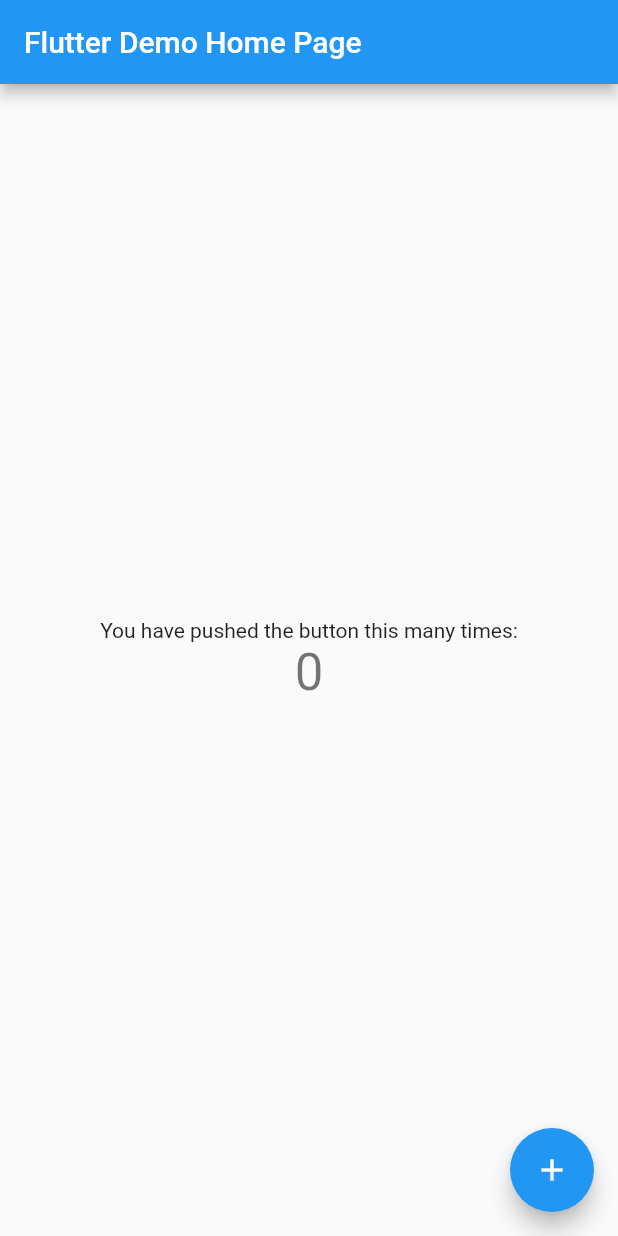
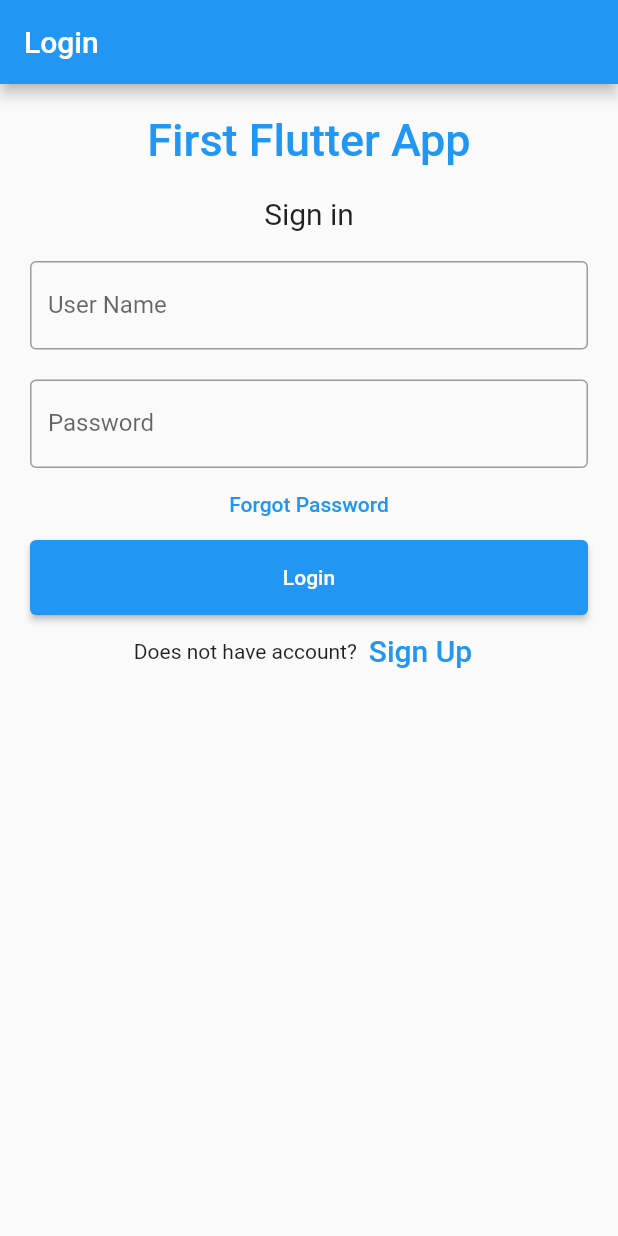
Before and after one commit to PeisoSimone/peiso-simone-module-2, a Flutter app: the screen it shows after launch, on a phone screen of 412 x 824 dp. Run offline on Flutter 3.47's test engine with Material 2 defaults, Android fonts, the light colour scheme and no system bars.

Commit message:
Module-3

```diff
--- /dev/null
+++ b/mtnapp/lib/gallery_screen.dart
@@ -0,0 +1,49 @@
+import 'package:flutter/material.dart';
+
+void main() => runApp(const GalleryScreen());
+
+class GalleryScreen extends StatelessWidget {
+  const GalleryScreen({Key? key}) : super(key: key);
+
+  static const String _title = 'Gallery';
+
+  @override
+  Widget build(BuildContext context) {
+    return MaterialApp(
+      title: _title,
+      home: Scaffold(
+        appBar: AppBar(title: const Text(_title)),
+        body: const MyStatefulWidget(),
+      ),
+    );
+  }
+}
+
+class MyStatefulWidget extends StatefulWidget {
+  const MyStatefulWidget({Key? key}) : super(key: key);
+
+  @override
+  State<MyStatefulWidget> createState() => _MyStatefulWidgetState();
+}
+
+class _MyStatefulWidgetState extends State<MyStatefulWidget> {
+  @override
+  Widget build(BuildContext context) {
+    return Padding(
+        padding: const EdgeInsets.all(10),
+        child: ListView(
+          children: <Widget>[
+            Container(
+                alignment: Alignment.center,
+                padding: const EdgeInsets.all(10),
+                child: const Text(
+                  ' Test Gallery',
+                  style: TextStyle(
+                      color: Colors.blue,
+                      fontWeight: FontWeight.w500,
+                      fontSize: 30),
+                )),
+          ],
+        ));
+  }
+}
--- /dev/null
+++ b/mtnapp/lib/login_screen.dart
@@ -0,0 +1,120 @@
+import 'package:flutter/material.dart';
+import 'package:mtnapp/dashboard_screen.dart';
+import 'package:mtnapp/register_screen.dart';
+
+void main() => runApp(const LoginScreen());
+
+class LoginScreen extends StatelessWidget {
+  const LoginScreen({Key? key}) : super(key: key);
+
+  static const String _title = 'Login';
+
+  @override
+  Widget build(BuildContext context) {
+    return MaterialApp(
+      title: _title,
+      home: Scaffold(
+        appBar: AppBar(title: const Text(_title)),
+        body: const MyStatefulWidget(),
+      ),
+    );
+  }
+}
+
+class MyStatefulWidget extends StatefulWidget {
+  const MyStatefulWidget({Key? key}) : super(key: key);
+
+  @override
+  State<MyStatefulWidget> createState() => _MyStatefulWidgetState();
+}
+
+class _MyStatefulWidgetState extends State<MyStatefulWidget> {
+  TextEditingController nameController = TextEditingController();
+  TextEditingController passwordController = TextEditingController();
+
+  get builder => null;
+
+  @override
+  Widget build(BuildContext context) {
+    return Padding(
+        padding: const EdgeInsets.all(10),
+        child: ListView(
+          children: <Widget>[
+            Container(
+                alignment: Alignment.center,
+                padding: const EdgeInsets.all(10),
+                child: const Text(
+                  'First Flutter App',
+                  style: TextStyle(
+                      color: Colors.blue,
+                      fontWeight: FontWeight.w500,
+                      fontSize: 30),
+                )),
+            Container(
+                alignment: Alignment.center,
+                padding: const EdgeInsets.all(10),
+                child: const Text(
+                  'Sign in',
+                  style: TextStyle(fontSize: 20),
+                )),
+            Container(
+              padding: const EdgeInsets.all(10),
+              child: TextField(
+                controller: nameController,
+                decoration: const InputDecoration(
+                  border: OutlineInputBorder(),
+                  labelText: 'User Name',
+                ),
+              ),
+            ),
+            Container(
+              padding: const EdgeInsets.fromLTRB(10, 10, 10, 0),
+              child: TextField(
+                obscureText: true,
+                controller: passwordController,
+                decoration: const InputDecoration(
+                  border: OutlineInputBorder(),
+                  labelText: 'Password',
+                ),
+              ),
+            ),
+            TextButton(
+              onPressed: () {
+                //forgot password screen
+              },
+              child: const Text(
+                'Forgot Password',
+              ),
+            ),
+            Container(
+                height: 50,
+                padding: const EdgeInsets.fromLTRB(10, 0, 10, 0),
+                child: ElevatedButton(
+                  child: const Text('Login'),
+                  onPressed: () {
+                    Navigator.of(context).push(MaterialPageRoute(
+                        builder: (context) => DashboardScreen()));
+                    print(nameController.text);
+                    print(passwordController.text);
+                  },
+                )),
+            Row(
+              children: <Widget>[
+                const Text('Does not have account?'),
+                TextButton(
+                  child: const Text(
+                    'Sign Up',
+                    style: TextStyle(fontSize: 20),
+                  ),
+                  onPressed: () {
+                    Navigator.of(context).push(MaterialPageRoute(
+                        builder: (context) => RegisterScreen()));
+                  },
+                )
+              ],
+              mainAxisAlignment: MainAxisAlignment.center,
+            ),
+          ],
+        ));
+  }
+}
--- a/mtnapp/lib/main.dart
+++ b/mtnapp/lib/main.dart
@@ -1,115 +1,15 @@
 import 'package:flutter/material.dart';
+import 'package:mtnapp/login_screen.dart';
 
-void main() {
-  runApp(const MyApp());
-}
+void main() => runApp(MyApp());
 
 class MyApp extends StatelessWidget {
   const MyApp({Key? key}) : super(key: key);
 
-  // This widget is the root of your application.
   @override
-  Widget build(BuildContext context) {
-    return MaterialApp(
-      title: 'Flutter Demo',
-      theme: ThemeData(
-        // This is the theme of your application.
-        //
-        // Try running your application with "flutter run". You'll see the
-        // application has a blue toolbar. Then, without quitting the app, try
-        // changing the primarySwatch below to Colors.green and then invoke
-        // "hot reload" (press "r" in the console where you ran "flutter run",
-        // or simply save your changes to "hot reload" in a Flutter IDE).
-        // Notice that the counter didn't reset back to zero; the application
-        // is not restarted.
-        primarySwatch: Colors.blue,
-      ),
-      home: const MyHomePage(title: 'Flutter Demo Home Page'),
+  Widget build(BuildContext ctxt) {
+    return const MaterialApp(
+      home: LoginScreen(),
     );
   }
 }
-
-class MyHomePage extends StatefulWidget {
-  const MyHomePage({Key? key, required this.title}) : super(key: key);
-
-  // This widget is the home page of your application. It is stateful, meaning
-  // that it has a State object (defined below) that contains fields that affect
-  // how it looks.
-
-  // This class is the configuration for the state. It holds the values (in this
-  // case the title) provided by the parent (in this case the App widget) and
-  // used by the build method of the State. Fields in a Widget subclass are
-  // always marked "final".
-
-  final String title;
-
-  @override
-  State<MyHomePage> createState() => _MyHomePageState();
-}
-
-class _MyHomePageState extends State<MyHomePage> {
-  int _counter = 0;
-
-  void _incrementCounter() {
-    setState(() {
-      // This call to setState tells the Flutter framework that something has
-      // changed in this State, which causes it to rerun the build method below
-      // so that the display can reflect the updated values. If we changed
-      // _counter without calling setState(), then the build method would not be
-      // called again, and so nothing would appear to happen.
-      _counter++;
-    });
-  }
-
-  @override
-  Widget build(BuildContext context) {
-    // This method is rerun every time setState is called, for instance as done
-    // by the _incrementCounter method above.
-    //
-    // The Flutter framework has been optimized to make rerunning build methods
-    // fast, so that you can just rebuild anything that needs updating rather
-    // than having to individually change instances of widgets.
-    return Scaffold(
-      appBar: AppBar(
-        // Here we take the value from the MyHomePage object that was created by
-        // the App.build method, and use it to set our appbar title.
-        title: Text(widget.title),
-      ),
-      body: Center(
-        // Center is a layout widget. It takes a single child and positions it
-        // in the middle of the parent.
-        child: Column(
-          // Column is also a layout widget. It takes a list of children and
-          // arranges them vertically. By default, it sizes itself to fit its
-          // children horizontally, and tries to be as tall as its parent.
-          //
-          // Invoke "debug painting" (press "p" in the console, choose the
-          // "Toggle Debug Paint" action from the Flutter Inspector in Android
-          // Studio, or the "Toggle Debug Paint" command in Visual Studio Code)
-          // to see the wireframe for each widget.
-          //
-          // Column has various properties to control how it sizes itself and
-          // how it positions its children. Here we use mainAxisAlignment to
-          // center the children vertically; the main axis here is the vertical
-          // axis because Columns are vertical (the cross axis would be
-          // horizontal).
-          mainAxisAlignment: MainAxisAlignment.center,
-          children: <Widget>[
-            const Text(
-              'You have pushed the button this many times:',
-            ),
-            Text(
-              '$_counter',
-              style: Theme.of(context).textTheme.headline4,
-            ),
-          ],
-        ),
-      ),
-      floatingActionButton: FloatingActionButton(
-        onPressed: _incrementCounter,
-        tooltip: 'Increment',
-        child: const Icon(Icons.add),
-      ), // This trailing comma makes auto-formatting nicer for build methods.
-    );
-  }
-}
--- /dev/null
+++ b/mtnapp/lib/other_screen.dart
@@ -0,0 +1,54 @@
+import 'package:flutter/material.dart';
+
+void main() => runApp(const OtherScreen());
+
+class OtherScreen extends StatelessWidget {
+  const OtherScreen({Key? key}) : super(key: key);
+
+  static const String _title = 'Other';
+
+  @override
+  Widget build(BuildContext context) {
+    return MaterialApp(
+      title: _title,
+      home: Scaffold(
+        appBar: AppBar(title: const Text(_title)),
+        body: const MyStatefulWidget(),
+      ),
+    );
+  }
+}
+
+class MyStatefulWidget extends StatefulWidget {
+  const MyStatefulWidget({Key? key}) : super(key: key);
+
+  @override
+  State<MyStatefulWidget> createState() => _MyStatefulWidgetState();
+}
+
+class _MyStatefulWidgetState extends State<MyStatefulWidget> {
+  TextEditingController nameController = TextEditingController();
+  TextEditingController passwordController = TextEditingController();
+
+  get builder => null;
+
+  @override
+  Widget build(BuildContext context) {
+    return Padding(
+        padding: const EdgeInsets.all(10),
+        child: ListView(
+          children: <Widget>[
+            Container(
+                alignment: Alignment.center,
+                padding: const EdgeInsets.all(10),
+                child: const Text(
+                  ' Nothing to ',
+                  style: TextStyle(
+                      color: Colors.blue,
+                      fontWeight: FontWeight.w500,
+                      fontSize: 30),
+                )),
+          ],
+        ));
+  }
+}
```
Also changed, not shown: mtnapp/lib/dashboard_screen.dart (added, +79 -0 lines), mtnapp/lib/register_screen.dart (added, +148 -0 lines), mtnapp/lib/user_profile_screen.dart (added, +126 -0 lines), mtnapp/lib/test.dart (deleted).
